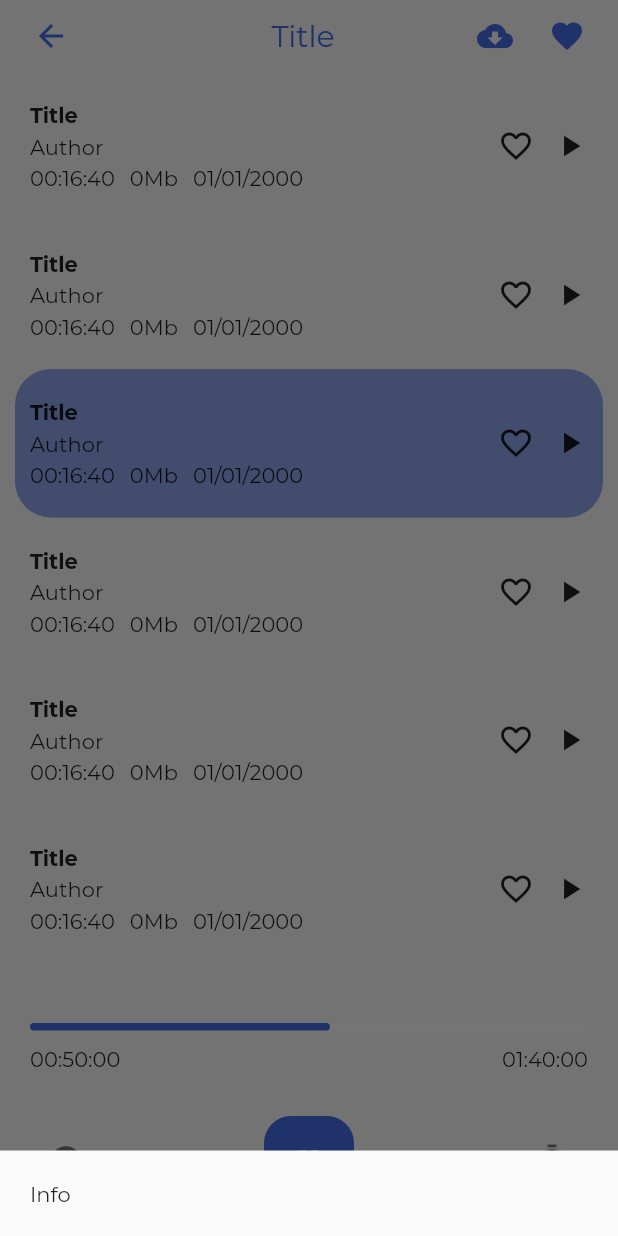
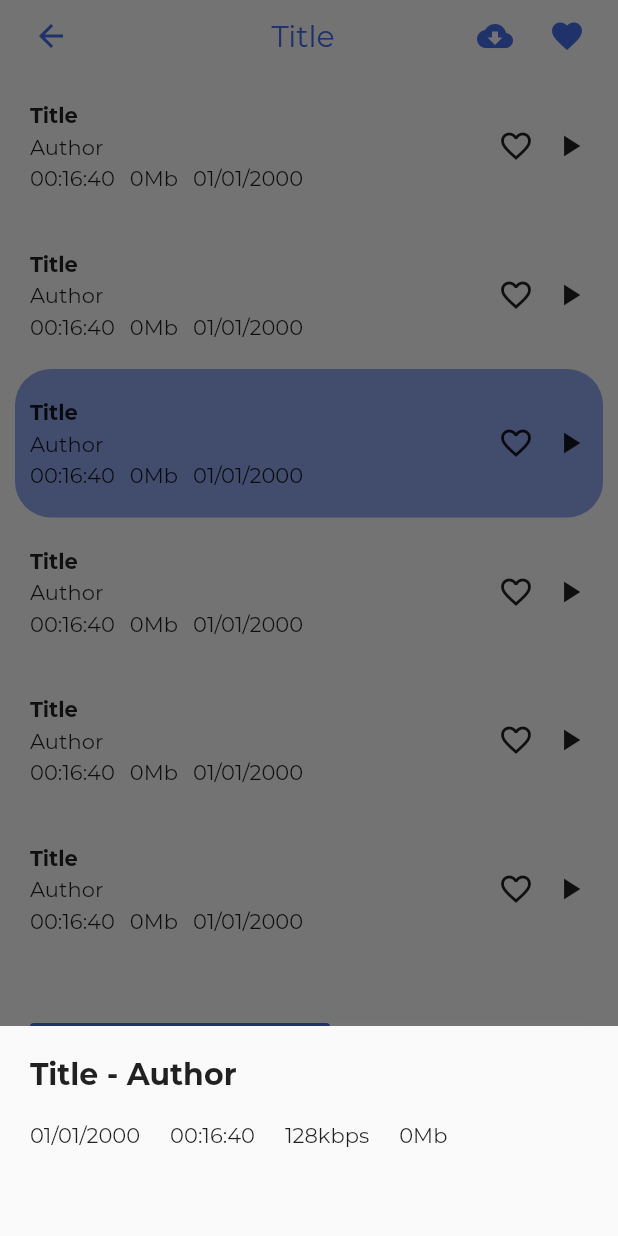
Before and after one commit to ekinsdrow/mds, a Flutter app: the PlayerPage screen opened by its route, after a tap on the "info" icon, on a phone screen of 412 x 824 dp. Run offline on Flutter 3.47's test engine with Material 2 defaults, Android fonts, the phone set to English and light mode, and no system bars; our stand-ins replace auto_route, bloc, dio, flutter_bloc, flutter_svg, freezed_annotation and 2 more; accounts and stored records are empty; generated files the repository leaves out were written again; project files that could hold a hidden picture were left out.

Commit message:
Add info modal

```diff
--- a/lib/features/player/widgets/modals/info_modal.dart
+++ b/lib/features/player/widgets/modals/info_modal.dart
@@ -1,26 +1,71 @@
 import 'package:flutter/material.dart';
 import 'package:mds/common/assets/constants.dart';
+import 'package:mds/common/data/models/record.dart';
+import 'package:mds/common/extensions/date_extension.dart';
+import 'package:mds/common/extensions/duration_extension.dart';
 
-void showInfoModal(BuildContext context) {
+void showInfoModal({
+  required BuildContext context,
+  required Record record,
+}) {
   showModalBottomSheet(
     context: context,
     builder: (context) {
-      return const _Info();
+      return _Info(
+        record: record,
+      );
     },
   );
 }
 
 class _Info extends StatelessWidget {
-  const _Info({Key? key}) : super(key: key);
+  const _Info({
+    Key? key,
+    required this.record,
+  }) : super(key: key);
+
+  final Record record;
 
   @override
   Widget build(BuildContext context) {
     return SafeArea(
       child: Container(
+        height: 140,
         padding: const EdgeInsets.all(
           Constants.mediumPadding,
         ),
-        child: const Text('Info'),
+        child: Column(
+          crossAxisAlignment: CrossAxisAlignment.start,
+          children: [
+            Text(
+              '${record.title} - ${record.authorsString}',
+              style: Theme.of(context).textTheme.headline6!.copyWith(
+                    fontWeight: FontWeight.bold,
+                  ),
+            ),
+            const SizedBox(
+              height: Constants.mediumPadding,
+            ),
+            Wrap(
+              spacing: Constants.mediumPadding,
+              runSpacing: Constants.smallPadding,
+              children: [
+                Text(
+                  record.date.formatDate(),
+                ),
+                Text(
+                  record.file.duration.format(),
+                ),
+                Text(
+                  '${record.file.bitrate}kbps',
+                ),
+                Text(
+                  '${int.parse(record.file.size) ~/ 1024}Mb',
+                ),
+              ],
+            ),
+          ],
+        ),
       ),
     );
   }
--- a/lib/features/player/widgets/modals/sleep_timer_modal.dart
+++ b/lib/features/player/widgets/modals/sleep_timer_modal.dart
@@ -10,6 +10,7 @@ void showSleepTimerModal(BuildContext context) {
   );
 }
 
+//TODO: sleep timer modal
 class _SleepTimer extends StatelessWidget {
   const _SleepTimer({Key? key}) : super(key: key);
 
--- a/lib/features/player/widgets/player_page.dart
+++ b/lib/features/player/widgets/player_page.dart
@@ -180,7 +180,11 @@ class _Buttons extends StatelessWidget {
         IconButton(
           splashRadius: 20,
           onPressed: () {
-            showInfoModal(context);
+            //TODO: real record
+            showInfoModal(
+              context: context,
+              record: Record.placeholder(),
+            );
           },
           icon: const Icon(
             Icons.info,
```
